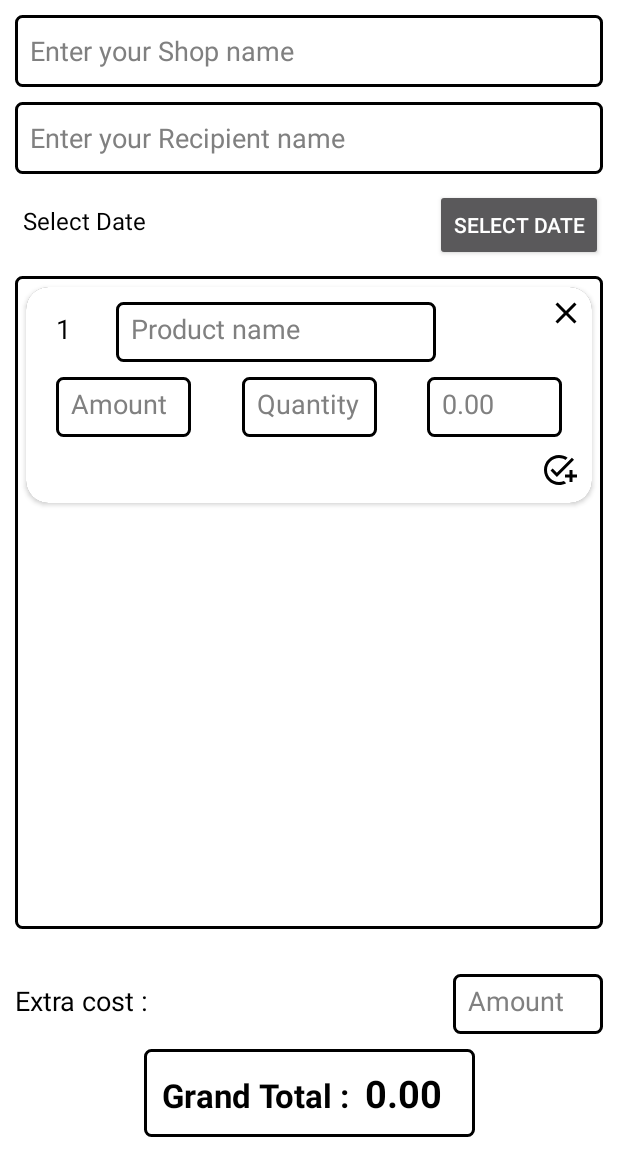
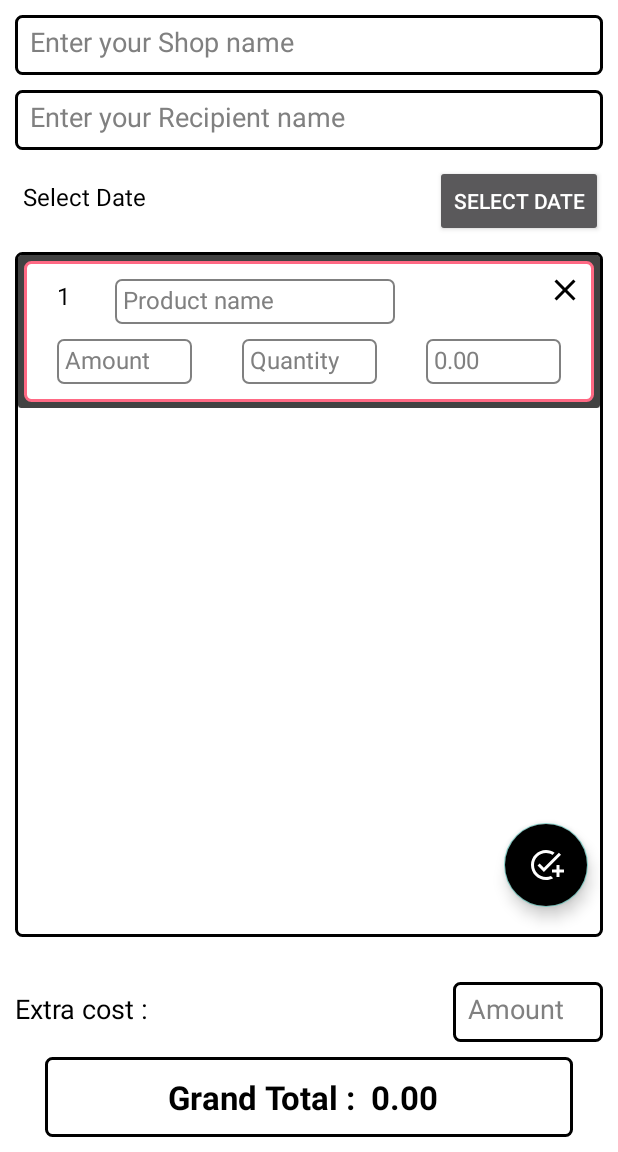
Before and after one commit to Nikson-Daniel/Billzy_Java, an Android app: the screen it shows after launch (MainActivity), on a phone screen of 412 x 824 dp, the part 84-1236 px from its top. Run offline under Robolectric (Android 15) with nearby library versions, the phone set to English and light mode, and no system bars.

Commit message:
RecyclerView update front page

```diff
--- /dev/null
+++ b/Billzy_Android/app/src/main/java/com/example/billzyandroid/Adapter.java
@@ -0,0 +1,75 @@
+package com.example.billzyandroid;
+
+import android.view.LayoutInflater;
+import android.view.View;
+import android.view.ViewGroup;
+import android.widget.ImageView;
+import android.widget.TextView;
+
+import androidx.annotation.NonNull;
+import androidx.recyclerview.widget.RecyclerView;
+
+import java.util.List;
+
+public class Adapter extends RecyclerView.Adapter<Adapter.ViewHolder> {
+
+    private List<ModelClass> userList;
+
+    public Adapter(List<ModelClass> userList) {
+        this.userList = userList;
+    }
+
+    @NonNull
+    @Override
+    public Adapter.ViewHolder onCreateViewHolder(@NonNull ViewGroup parent, int viewType) {
+        View view = LayoutInflater.from(parent.getContext()).inflate(R.layout.card, parent, false);
+        return new ViewHolder(view);
+    }
+
+    @Override
+    public void onBindViewHolder(@NonNull Adapter.ViewHolder holder, int position) {
+
+        String mSerialNo = userList.get(position).getmSerialNo();
+        String mProductName = userList.get(position).getmProductName();
+        String mAmount = userList.get(position).getmAmount();
+        String mQuantity = userList.get(position).getmQuantity();
+        String mTotal = userList.get(position).getmTotal();
+
+
+        holder.setData(mSerialNo, mProductName, mAmount, mQuantity, mTotal);
+
+
+    }
+
+    @Override
+    public int getItemCount() {
+        return userList.size();
+    }
+
+    public class ViewHolder extends RecyclerView.ViewHolder{
+
+
+        private TextView sNo, prdName, quantity, amount, total;
+
+        public ViewHolder(@NonNull View itemView) {
+            super(itemView);
+
+            sNo = itemView.findViewById(R.id.serialNo);
+            prdName = itemView.findViewById(R.id.productName);
+            quantity = itemView.findViewById(R.id.mQuantity);
+            amount = itemView.findViewById(R.id.mAmount);
+            total = itemView.findViewById(R.id.mTotalAmount);
+
+
+        }
+
+        public void setData(String serialNo,String productName, String mQuantity, String mAmount, String mTotal) {
+            sNo.setText(serialNo);
+            prdName.setText(productName);
+            quantity.setText(mQuantity);
+            amount.setText(mAmount);
+            total.setText(mTotal);
+
+        }
+    }
+}
--- a/Billzy_Android/app/src/main/java/com/example/billzyandroid/MainActivity.java
+++ b/Billzy_Android/app/src/main/java/com/example/billzyandroid/MainActivity.java
@@ -1,22 +1,34 @@
 package com.example.billzyandroid;
 
 import androidx.appcompat.app.AppCompatActivity;
+import androidx.recyclerview.widget.LinearLayoutManager;
+import androidx.recyclerview.widget.RecyclerView;
 
 import android.app.DatePickerDialog;
 import android.os.Bundle;
+import android.text.Editable;
+import android.text.TextWatcher;
 import android.view.LayoutInflater;
 import android.view.View;
+import android.view.ViewDebug;
 import android.widget.DatePicker;
 import android.widget.LinearLayout;
 
 
 import com.example.billzyandroid.databinding.ActivityMainBinding;
 
+import java.util.ArrayList;
 import java.util.Calendar;
+import java.util.List;
 
 public class MainActivity extends AppCompatActivity {
 
     private ActivityMainBinding binding;
+    private int serialNo;
+    RecyclerView recyclerView;
+    LinearLayoutManager layoutManager;
+    List<ModelClass> userList;
+    Adapter adapter;
 
     @Override
     protected void onCreate(Bundle savedInstanceState) {
@@ -24,6 +36,12 @@ public class MainActivity extends AppCompatActivity {
         binding = ActivityMainBinding.inflate(getLayoutInflater());
         View view = binding.getRoot();
         setContentView(view);
+        serialNo = 1;
+
+        initData();
+        initRecyclerView();
+
+
 
         binding.mDateButton.setOnClickListener(new View.OnClickListener() {
             @Override
@@ -39,13 +57,27 @@ public class MainActivity extends AppCompatActivity {
             }
         });
 
-        binding.mCard.addCard.setOnClickListener(new View.OnClickListener() {
+        binding.add.setOnClickListener(new View.OnClickListener() {
             @Override
             public void onClick(View v) {
                 addCard();
             }
         });
+    }
 
+    private void initData() {
+        userList = new ArrayList<>();
+        userList.add(new ModelClass(String.valueOf(serialNo),"", "", "",""));
+    }
+
+    private void initRecyclerView() {
+        recyclerView = findViewById(R.id.recyclerView);
+        layoutManager = new LinearLayoutManager(this);
+        layoutManager.setOrientation(RecyclerView.VERTICAL);
+        recyclerView.setLayoutManager(layoutManager);
+        adapter = new Adapter(userList);
+        recyclerView.setAdapter(adapter);
+        adapter.notifyDataSetChanged();
     }
 
     private void setDate(){
@@ -70,8 +102,8 @@ public class MainActivity extends AppCompatActivity {
     }
 
     private void addCard(){
-        LinearLayout ll = binding.ll;
-        View element = LayoutInflater.from(this).inflate(R.layout.card, ll, false);
-        ll.addView(element);
+        serialNo++;
+        userList.add(new ModelClass(String.valueOf(serialNo),"", "", "",""));
+        adapter.notifyItemChanged(serialNo);
     }
 }
--- /dev/null
+++ b/Billzy_Android/app/src/main/java/com/example/billzyandroid/ModelClass.java
@@ -0,0 +1,58 @@
+package com.example.billzyandroid;
+
+public class ModelClass {
+
+    private String mSerialNo;
+    private String mProductName;
+    private String mQuantity;
+    private String mAmount;
+    private String mTotal;
+
+    public ModelClass(String mSerialNo, String mProductName, String mQuantity, String mAmount, String mTotal) {
+        this.mSerialNo = mSerialNo;
+        this.mProductName = mProductName;
+        this.mQuantity = mQuantity;
+        this.mAmount = mAmount;
+        this.mTotal = mTotal;
+    }
+
+    public String getmSerialNo() {
+        return mSerialNo;
+    }
+
+    public void setmSerialNo(String mSerialNo) {
+        this.mSerialNo = mSerialNo;
+    }
+
+    public String getmProductName() {
+        return mProductName;
+    }
+
+    public void setmProductName(String mProductName) {
+        this.mProductName = mProductName;
+    }
+
+    public String getmQuantity() {
+        return mQuantity;
+    }
+
+    public void setmQuantity(String mQuantity) {
+        this.mQuantity = mQuantity;
+    }
+
+    public String getmAmount() {
+        return mAmount;
+    }
+
+    public void setmAmount(String mAmount) {
+        this.mAmount = mAmount;
+    }
+
+    public String getmTotal() {
+        return mTotal;
+    }
+
+    public void setmTotal(String mTotal) {
+        this.mTotal = mTotal;
+    }
+}
--- /dev/null
+++ b/Billzy_Android/app/src/main/res/drawable/add_item_design.xml
@@ -0,0 +1,10 @@
+<?xml version="1.0" encoding="utf-8"?>
+<shape xmlns:android="http://schemas.android.com/apk/res/android" android:id="@+id/listview_background_shape">
+    <stroke android:width="2dp" android:color="@color/black" />
+    <padding android:left="2dp"
+        android:top="2dp"
+        android:right="2dp"
+        android:bottom="2dp" />
+    <corners android:radius="4dp" />
+    <solid android:color="@color/grey" />
+</shape>
--- /dev/null
+++ b/Billzy_Android/app/src/main/res/drawable/card_bg.xml
@@ -0,0 +1,10 @@
+<?xml version="1.0" encoding="utf-8"?>
+<shape xmlns:android="http://schemas.android.com/apk/res/android" android:id="@+id/listview_background_shape">
+    <stroke android:width="2dp" android:color="@color/blue" />
+    <padding android:left="2dp"
+        android:top="2dp"
+        android:right="2dp"
+        android:bottom="2dp" />
+    <corners android:radius="4dp" />
+    <solid android:color="@color/white" />
+</shape>
--- /dev/null
+++ b/Billzy_Android/app/src/main/res/drawable/card_item.xml
@@ -0,0 +1,10 @@
+<?xml version="1.0" encoding="utf-8"?>
+<shape xmlns:android="http://schemas.android.com/apk/res/android" android:id="@+id/listview_background_shape">
+    <stroke android:width="1dp" android:color="@color/grey" />
+    <padding android:left="2dp"
+        android:top="2dp"
+        android:right="2dp"
+        android:bottom="2dp" />
+    <corners android:radius="4dp" />
+    <solid android:color="@color/white" />
+</shape>
--- /dev/null
+++ b/Billzy_Android/app/src/main/res/drawable/ic_baseline_add_24.xml
@@ -0,0 +1,5 @@
+<vector android:height="24dp" android:tint="#FFFFFF"
+    android:viewportHeight="24" android:viewportWidth="24"
+    android:width="24dp" xmlns:android="http://schemas.android.com/apk/res/android">
+    <path android:fillColor="@android:color/white" android:pathData="M19,13h-6v6h-2v-6H5v-2h6V5h2v6h6v2z"/>
+</vector>
--- a/Billzy_Android/app/src/main/res/drawable/ic_baseline_add_task_24.xml
+++ b/Billzy_Android/app/src/main/res/drawable/ic_baseline_add_task_24.xml
@@ -1,4 +1,4 @@
-<vector android:height="24dp" android:tint="#000000"
+<vector android:height="24dp" android:tint="@color/white"
     android:viewportHeight="24" android:viewportWidth="24"
     android:width="24dp" xmlns:android="http://schemas.android.com/apk/res/android">
     <path android:fillColor="@android:color/white" android:pathData="M22,5.18L10.59,16.6l-4.24,-4.24l1.41,-1.41l2.83,2.83l10,-10L22,5.18zM12,20c-4.41,0 -8,-3.59 -8,-8s3.59,-8 8,-8c1.57,0 3.04,0.46 4.28,1.25l1.45,-1.45C16.1,2.67 14.13,2 12,2C6.48,2 2,6.48 2,12s4.48,10 10,10c1.73,0 3.36,-0.44 4.78,-1.22l-1.5,-1.5C14.28,19.74 13.17,20 12,20zM19,15h-3v2h3v3h2v-3h3v-2h-3v-3h-2V15z"/>
--- a/Billzy_Android/app/src/main/res/layout/activity_main.xml
+++ b/Billzy_Android/app/src/main/res/layout/activity_main.xml
@@ -20,7 +20,7 @@
     <EditText
         android:id="@+id/editTextTextPersonName5"
         android:layout_width="match_parent"
-        android:layout_height="wrap_content"
+        android:layout_height="40dp"
         android:layout_marginStart="10dp"
         android:layout_marginTop="10dp"
         android:layout_marginEnd="10dp"
@@ -39,7 +39,7 @@
     <EditText
         android:id="@+id/editTextTextPersonName6"
         android:layout_width="match_parent"
-        android:layout_height="wrap_content"
+        android:layout_height="40dp"
         android:layout_marginStart="10dp"
         android:layout_marginTop="10dp"
         android:layout_marginEnd="10dp"
@@ -54,6 +54,19 @@
         app:layout_constraintEnd_toEndOf="parent"
         app:layout_constraintStart_toStartOf="parent"
         app:layout_constraintTop_toBottomOf="@+id/editTextTextPersonName5" />
+
+    <com.google.android.material.floatingactionbutton.FloatingActionButton
+        android:id="@+id/add"
+        android:layout_width="wrap_content"
+        android:layout_height="wrap_content"
+        android:layout_gravity="end|bottom"
+        android:layout_marginEnd="20dp"
+        android:layout_marginBottom="20dp"
+        android:backgroundTint="@color/black"
+        android:contentDescription="submit"
+        app:layout_constraintBottom_toBottomOf="@+id/scroll"
+        app:layout_constraintEnd_toEndOf="parent"
+        app:srcCompat="@drawable/ic_baseline_add_task_24" />
 
     <ScrollView
         android:id="@+id/scroll"
@@ -71,19 +84,29 @@
         app:layout_constraintTop_toBottomOf="@+id/mDateButton">
 
 
-        <LinearLayout
-            android:id="@+id/ll"
+
+
+        <androidx.constraintlayout.widget.ConstraintLayout
             android:layout_width="match_parent"
-            android:layout_height="wrap_content"
-            android:orientation="vertical">
+            android:layout_height="wrap_content">
 
-            <include
-                android:id="@+id/mCard"
-                layout="@layout/card"
+            <androidx.recyclerview.widget.RecyclerView
+                android:id="@+id/recyclerView"
                 android:layout_width="match_parent"
-                android:layout_height="wrap_content"
-                android:layout_margin="5dp" />
-        </LinearLayout>
+                android:layout_height="match_parent"
+                android:scrollbars="vertical"
+                app:layout_constraintBottom_toBottomOf="parent"
+                app:layout_constraintEnd_toEndOf="parent"
+                app:layout_constraintHorizontal_bias="0.0"
+                app:layout_constraintStart_toStartOf="parent"
+                app:layout_constraintTop_toTopOf="parent">
+
+
+            </androidx.recyclerview.widget.RecyclerView>
+
+
+
+        </androidx.constraintlayout.widget.ConstraintLayout>
     </ScrollView>
 
     <androidx.constraintlayout.widget.ConstraintLayout
@@ -94,6 +117,8 @@
         app:layout_constraintBottom_toBottomOf="parent"
         app:layout_constraintEnd_toEndOf="parent"
         app:layout_constraintStart_toStartOf="parent">
+
+
 
         <TextView
             android:id="@+id/textView2"
@@ -125,14 +150,15 @@
             app:layout_constraintTop_toTopOf="parent" />
 
 
-        <LinearLayout
-            android:layout_width="wrap_content"
+        <androidx.constraintlayout.widget.ConstraintLayout
+            android:layout_width="match_parent"
             android:layout_height="wrap_content"
             android:layout_marginStart="30dp"
             android:layout_marginTop="10dp"
             android:layout_marginEnd="30dp"
             android:background="@drawable/edit_text_bg"
             android:orientation="horizontal"
+            app:layout_constraintBottom_toBottomOf="parent"
             app:layout_constraintEnd_toEndOf="parent"
             app:layout_constraintStart_toStartOf="parent"
             app:layout_constraintTop_toBottomOf="@+id/editTextTextPersonName7">
@@ -141,26 +167,34 @@
                 android:id="@+id/textView3"
                 android:layout_width="wrap_content"
                 android:layout_height="wrap_content"
-                android:layout_marginStart="10dp"
+                android:layout_marginStart="80dp"
                 android:text="@string/grand_total"
                 android:textColor="@color/black"
                 android:textSize="22sp"
-                android:textStyle="bold" />
+                android:textStyle="bold"
+                app:layout_constraintBottom_toBottomOf="parent"
+                app:layout_constraintStart_toStartOf="parent"
+                app:layout_constraintTop_toTopOf="parent" />
 
             <TextView
                 android:id="@+id/finalAmount"
                 android:layout_width="wrap_content"
                 android:layout_height="wrap_content"
-                android:layout_marginEnd="10dp"
+                android:layout_marginEnd="80dp"
                 android:minHeight="48dp"
                 android:padding="10dp"
                 android:text="0.00"
                 android:textColor="@color/black"
                 android:textColorHint="@color/grey"
-                android:textSize="25sp"
-                android:textStyle="bold" />
+                android:textSize="22sp"
+                android:textStyle="bold"
+                app:layout_constraintBottom_toBottomOf="parent"
+                app:layout_constraintEnd_toEndOf="parent"
+                app:layout_constraintHorizontal_bias="0.0"
+                app:layout_constraintStart_toEndOf="@+id/textView3"
+                app:layout_constraintTop_toTopOf="parent" />
 
-        </LinearLayout>
+        </androidx.constraintlayout.widget.ConstraintLayout>
     </androidx.constraintlayout.widget.ConstraintLayout>
 
     <TextView
--- a/Billzy_Android/app/src/main/res/layout/card.xml
+++ b/Billzy_Android/app/src/main/res/layout/card.xml
@@ -1,126 +1,129 @@
 <?xml version="1.0" encoding="utf-8"?>
+
 <androidx.cardview.widget.CardView xmlns:android="http://schemas.android.com/apk/res/android"
     xmlns:app="http://schemas.android.com/apk/res-auto"
     xmlns:card_view="http://schemas.android.com/apk/res-auto"
     xmlns:tools="http://schemas.android.com/tools"
-    android:layout_width="wrap_content"
+    android:layout_width="match_parent"
     android:layout_height="wrap_content"
-    android:background="@color/white"
-    card_view:cardCornerRadius="15dp">
+    android:background="@color/white">
 
     <androidx.constraintlayout.widget.ConstraintLayout
+
         android:layout_width="match_parent"
-        android:layout_height="match_parent"
-        android:background="@color/white">
+        android:layout_height="wrap_content"
+        android:layout_margin="4dp"
+        android:background="@drawable/card_bg"
+        app:layout_constraintBottom_toBottomOf="parent"
+        app:layout_constraintEnd_toEndOf="parent"
+        app:layout_constraintStart_toStartOf="parent"
+        app:layout_constraintTop_toTopOf="parent">
 
         <TextView
-            android:id="@+id/textView"
+            android:id="@+id/serialNo"
             android:layout_width="wrap_content"
             android:layout_height="wrap_content"
             android:layout_marginStart="20dp"
-            android:layout_marginTop="15dp"
+            android:layout_marginTop="10dp"
             android:text="1"
             android:textColor="@color/black"
-            android:textSize="18sp"
+            android:textSize="16sp"
             app:layout_constraintStart_toStartOf="parent"
             app:layout_constraintTop_toTopOf="parent" />
 
         <EditText
-            android:id="@+id/editTextTextPersonName"
+            android:id="@+id/productName"
             android:layout_width="wrap_content"
-            android:layout_height="40dp"
+            android:layout_height="30dp"
             android:layout_marginStart="30dp"
             android:layout_marginTop="10dp"
-            android:background="@drawable/edit_text_bg"
+            android:background="@drawable/card_item"
             android:ems="10"
             android:hint="@string/produc_name"
             android:inputType="textPersonName"
-            android:minHeight="48dp"
-            android:padding="10dp"
+            android:minHeight="30dp"
+            android:padding="5dp"
             android:textColor="@color/black"
             android:textColorHint="@color/grey"
-            card_view:layout_constraintStart_toEndOf="@+id/textView"
+            android:textSize="16sp"
+            card_view:layout_constraintStart_toEndOf="@+id/serialNo"
             card_view:layout_constraintTop_toTopOf="parent" />
 
         <ImageView
-            android:clickable="true"
-            android:focusable="true"
-            android:foreground="@drawable/fore_ground"
             android:id="@+id/mCloseCard"
             android:layout_width="wrap_content"
             android:layout_height="wrap_content"
             android:layout_marginTop="5dp"
             android:layout_marginEnd="5dp"
+            android:clickable="true"
+            android:focusable="true"
+            android:foreground="@drawable/fore_ground"
             app:layout_constraintEnd_toEndOf="parent"
             app:layout_constraintTop_toTopOf="parent"
             card_view:srcCompat="@drawable/ic_baseline_close_24" />
 
         <EditText
-            android:id="@+id/editTextTextPersonName2"
+            android:id="@+id/mAmount"
             android:layout_width="90dp"
-            android:layout_height="40dp"
+            android:layout_height="30dp"
             android:layout_marginStart="20dp"
             android:layout_marginTop="10dp"
-            android:background="@drawable/edit_text_bg"
+            android:layout_marginBottom="10dp"
+            android:background="@drawable/card_item"
             android:ems="10"
             android:hint="@string/amount"
             android:inputType="number"
-            android:minHeight="48dp"
-            android:padding="10dp"
+            android:minHeight="30dp"
+            android:textSize="16sp"
+            android:padding="5sp"
             android:textColor="@color/black"
             android:textColorHint="@color/grey"
+            app:layout_constraintBottom_toBottomOf="parent"
             app:layout_constraintStart_toStartOf="parent"
-            app:layout_constraintTop_toBottomOf="@+id/editTextTextPersonName" />
+            app:layout_constraintTop_toBottomOf="@+id/productName" />
 
         <EditText
-            android:id="@+id/editTextTextPersonName3"
+            android:id="@+id/mQuantity"
             android:layout_width="90dp"
-            android:layout_height="40dp"
+            android:layout_height="30dp"
             android:layout_marginStart="20dp"
             android:layout_marginTop="10dp"
             android:layout_marginEnd="20dp"
-            android:background="@drawable/edit_text_bg"
+            android:layout_marginBottom="10dp"
+            android:background="@drawable/card_item"
             android:ems="10"
             android:hint="@string/quantity"
             android:inputType="number"
-            android:minHeight="48dp"
-            android:padding="10dp"
+            android:minHeight="30dp"
+            android:textSize="16sp"
+            android:padding="5dp"
             android:textColor="@color/black"
             android:textColorHint="@color/grey"
-            app:layout_constraintEnd_toStartOf="@+id/editTextTextPersonName4"
-            app:layout_constraintStart_toEndOf="@+id/editTextTextPersonName2"
-            app:layout_constraintTop_toBottomOf="@+id/editTextTextPersonName" />
+            app:layout_constraintBottom_toBottomOf="parent"
+            app:layout_constraintEnd_toStartOf="@+id/mTotalAmount"
+            app:layout_constraintStart_toEndOf="@+id/mAmount"
+            app:layout_constraintTop_toBottomOf="@+id/productName" />
 
         <EditText
-            android:id="@+id/editTextTextPersonName4"
+            android:id="@+id/mTotalAmount"
             android:layout_width="90dp"
-            android:layout_height="40dp"
+            android:layout_height="30dp"
             android:layout_marginTop="10dp"
             android:layout_marginEnd="20dp"
-            android:background="@drawable/edit_text_bg"
+            android:layout_marginBottom="10dp"
+            android:background="@drawable/card_item"
             android:ems="10"
             android:hint="0.00"
             android:inputType="number"
-            android:minHeight="48dp"
-            android:padding="10dp"
+            android:minHeight="30dp"
+            android:padding="5dp"
+            android:textSize="16sp"
             android:textColor="@color/black"
             android:textColorHint="@color/grey"
-            app:layout_constraintEnd_toEndOf="parent"
-            app:layout_constraintTop_toBottomOf="@+id/editTextTextPersonName" />
-
-        <ImageView
-            android:clickable="true"
-            android:focusable="true"
-            android:foreground="@drawable/fore_ground"
-            android:id="@+id/addCard"
-            android:layout_width="wrap_content"
-            android:layout_height="wrap_content"
-            android:layout_marginTop="10dp"
-            android:layout_marginEnd="10dp"
-            android:layout_marginBottom="10dp"
             app:layout_constraintBottom_toBottomOf="parent"
             app:layout_constraintEnd_toEndOf="parent"
-            app:layout_constraintTop_toBottomOf="@+id/editTextTextPersonName4"
-            card_view:srcCompat="@drawable/ic_baseline_add_task_24" />
+            app:layout_constraintTop_toBottomOf="@+id/productName" />
+
     </androidx.constraintlayout.widget.ConstraintLayout>
+
 </androidx.cardview.widget.CardView>
--- a/Billzy_Android/app/src/main/res/values/colors.xml
+++ b/Billzy_Android/app/src/main/res/values/colors.xml
@@ -9,4 +9,5 @@
     <color name="white">#FFFFFFFF</color>
     <color name="grey">#808080</color>
     <color name="red">#FF0000</color>
+    <color name="blue">#ff6984</color>
 </resources>
--- a/Billzy_Android/app/src/main/res/values/strings.xml
+++ b/Billzy_Android/app/src/main/res/values/strings.xml
@@ -9,4 +9,5 @@
     <string name="grand_total">Grand Total :</string>
     <string name="select_date">Select Date</string>
     <string name="change_date">CHANGE DATE</string>
+    <string name="add_item">Add Item</string>
 </resources>
--- a/Billzy_Android/gradle.properties
+++ b/Billzy_Android/gradle.properties
@@ -19,3 +19,4 @@ android.useAndroidX=true
 # resources declared in the library itself and none from the library's dependencies,
 # thereby reducing the size of the R class for that library
 android.nonTransitiveRClass=true
+android.enableJetifier=true
```
Also changed, not shown: Billzy_Android/app/build.gradle (+6 -3 lines).
